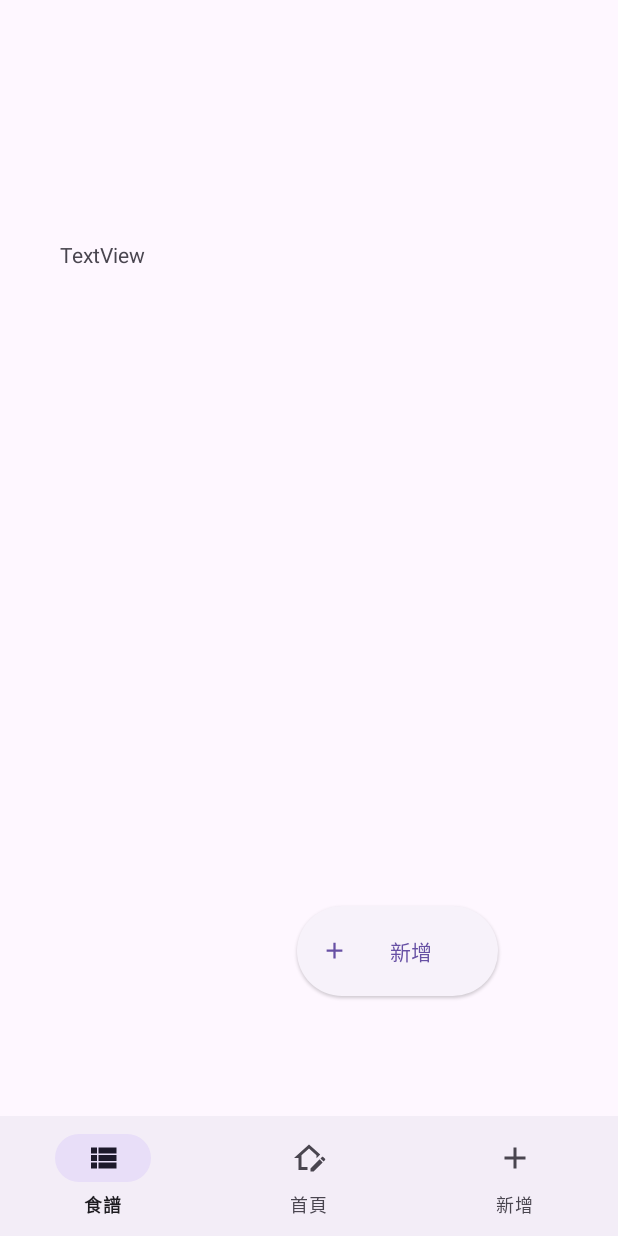
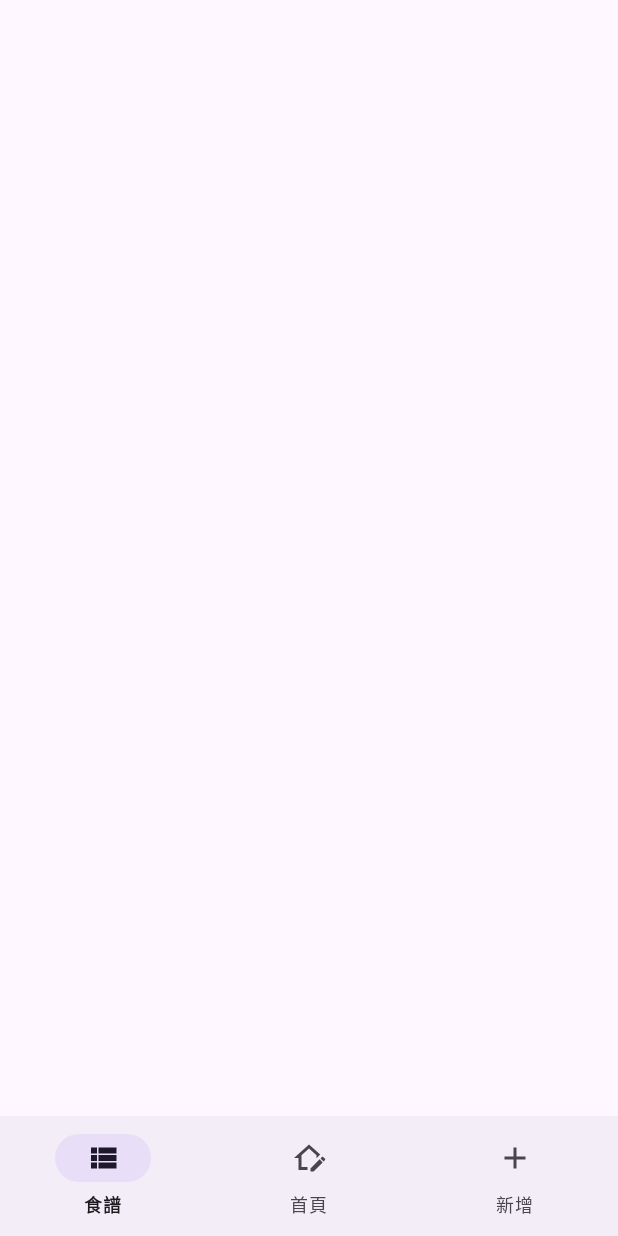
Before and after one commit to Howard3897613/IMsenior, an Android app: the layout activity_main.xml on its own in the app's theme, with its tools: preview values and no code run, on a phone screen of 412 x 824 dp. Run offline under Robolectric (Android 15) with nearby library versions, the phone set to English and light mode, and no system bars.

Commit message:
slightly update

```diff
--- a/app/src/main/res/layout/activity_main.xml
+++ b/app/src/main/res/layout/activity_main.xml
@@ -7,7 +7,7 @@
     android:layout_height="match_parent"
     tools:context=".MainActivity">
 
-    <com.google.android.material.button.MaterialButton
+    <!--com.google.android.material.button.MaterialButton
         android:id="@+id/btntoAdd"
         style="@style/Widget.Material3.Button.ElevatedButton.Icon"
         android:layout_width="134dp"
@@ -17,17 +17,7 @@
         android:text="新增"
         app:icon="@drawable/baseline_add_24"
         app:layout_constraintBottom_toBottomOf="parent"
-        app:layout_constraintEnd_toEndOf="parent" />
-
-    <TextView
-        android:id="@+id/tvMeal"
-        android:layout_width="176dp"
-        android:layout_height="115dp"
-        android:layout_marginStart="40dp"
-        android:layout_marginTop="160dp"
-        android:text="TextView"
-        app:layout_constraintStart_toStartOf="parent"
-        app:layout_constraintTop_toTopOf="parent" />
+        app:layout_constraintEnd_toEndOf="parent" /-->
 
     <com.google.android.material.bottomnavigation.BottomNavigationView
         android:id="@+id/bottomNav"
```
